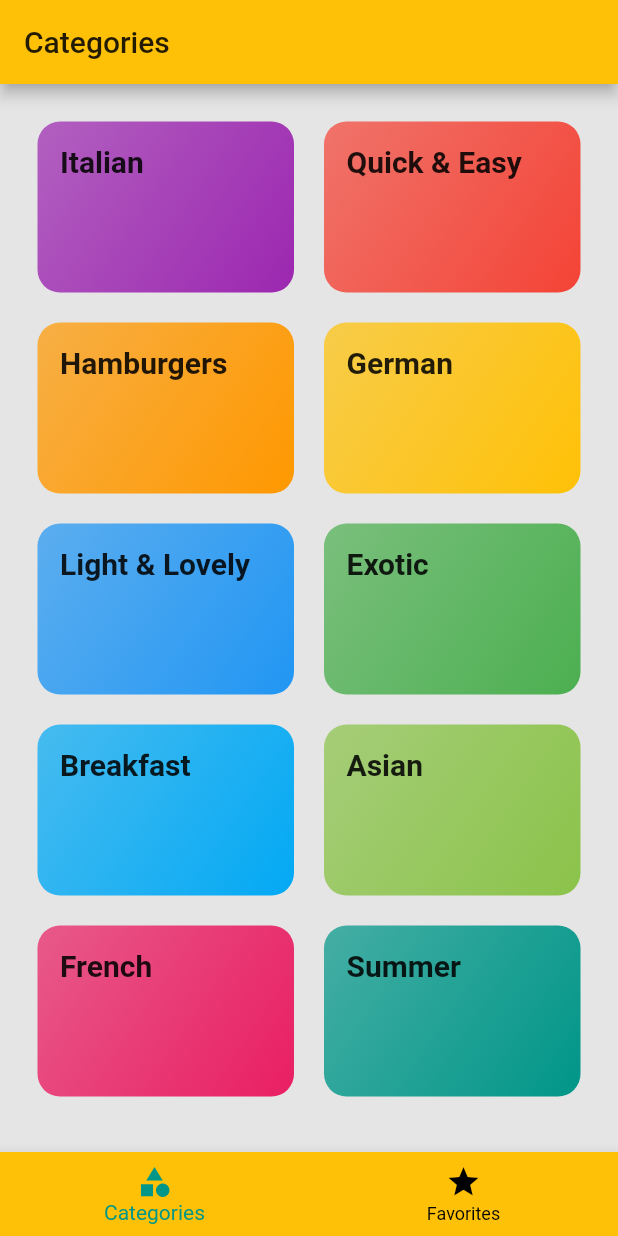
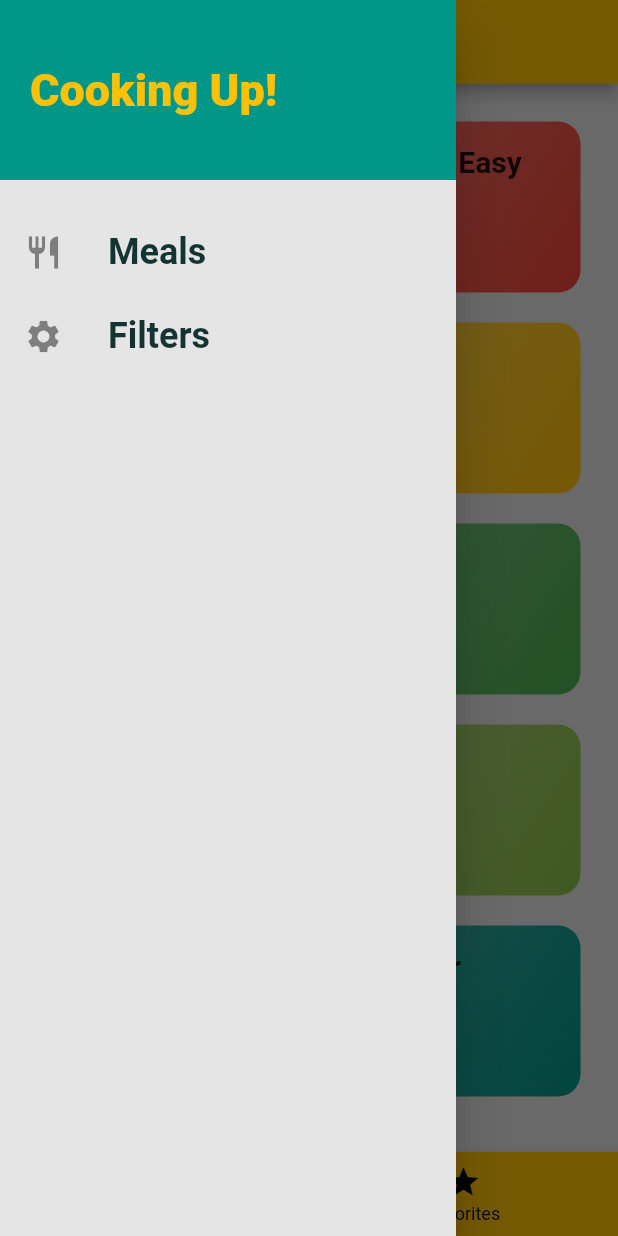
Before and after one commit to JaavierR/meals-app, a Flutter app: the screen it shows after launch, with the side drawer open (before the commit the screen has no drawer), on a phone screen of 412 x 824 dp. Run offline on Flutter 3.47's test engine with Material 2 defaults, Android fonts, the phone set to English and light mode, and no system bars; Roboto replaces fonts that are missing (Raleway, RoboroCondensed, RobotoCondensed).

Commit message:
[173] Added a Custom Drawer

```diff
--- a/lib/screens/tabs_screen.dart
+++ b/lib/screens/tabs_screen.dart
@@ -2,6 +2,7 @@ import 'package:flutter/material.dart';
 
 import './categories_screen.dart';
 import './favorites_screen.dart';
+import '../widgets/main_drawer.dart';
 
 class TabsScreen extends StatefulWidget {
   @override
@@ -30,6 +31,7 @@ class _TabsScreenState extends State<TabsScreen> {
       appBar: AppBar(
         title: Text(_pages[_selectedPageIndex]['title']),
       ),
+      drawer: MainDrawer(),
       body: _pages[_selectedPageIndex]['page'],
       bottomNavigationBar: BottomNavigationBar(
         onTap: _selectPage,
--- /dev/null
+++ b/lib/widgets/main_drawer.dart
@@ -0,0 +1,59 @@
+import 'package:flutter/material.dart';
+
+class MainDrawer extends StatelessWidget {
+  Widget buildListTile(String title, IconData icon) {
+    return ListTile(
+      leading: Icon(
+        icon,
+        size: 26,
+      ),
+      title: Text(
+        title,
+        style: TextStyle(
+          fontFamily: 'RoboroCondensed',
+          fontSize: 24,
+          fontWeight: FontWeight.bold,
+        ),
+      ),
+      onTap: () {
+        //...
+      },
+    );
+  }
+
+  @override
+  Widget build(BuildContext context) {
+    return Drawer(
+      child: Column(
+        children: <Widget>[
+          Container(
+            height: 120,
+            width: double.infinity,
+            padding: const EdgeInsets.all(20),
+            alignment: Alignment.centerLeft,
+            color: Theme.of(context).accentColor,
+            child: Text(
+              'Cooking Up!',
+              style: TextStyle(
+                fontWeight: FontWeight.w900,
+                fontSize: 30,
+                color: Theme.of(context).primaryColor,
+              ),
+            ),
+          ),
+          SizedBox(
+            height: 20,
+          ),
+          buildListTile(
+            'Meals',
+            Icons.restaurant,
+          ),
+          buildListTile(
+            'Filters',
+            Icons.settings,
+          ),
+        ],
+      ),
+    );
+  }
+}
```
